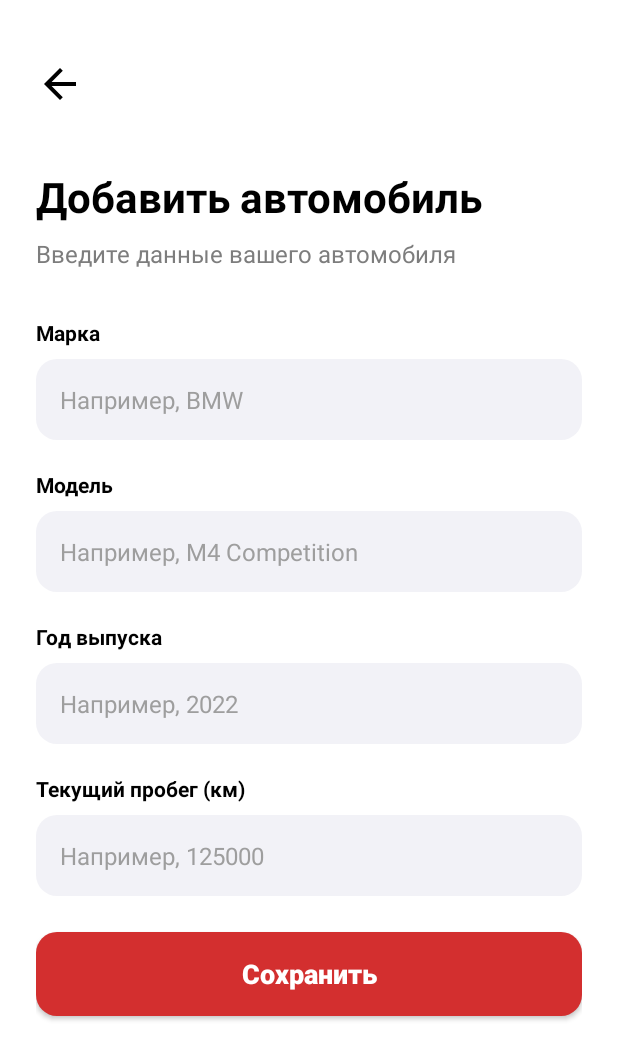
After one commit to LAMBA-23/LAMBA, an Android app: the AddVehicleActivity screen opened directly, with no data from a screen before it, on a phone screen of 412 x 824 dp. The commit adds this screen. Shown: the top 1060 px of the screen. Run offline under Robolectric (Android 15) with nearby library versions, the light colour scheme and no system bars; 1 statement that could not run was skipped.

Commit message:
feat(us-02): add vehicle profile creation
Backend:
- Add CarCreate schema with field validators (brand, model, year, mileage)
- Add POST /vehicle endpoint with one-vehicle-per-user validation
- Add GET /vehicle/{user_id} endpoint to fetch user's vehicle

Frontend:
- Create AddVehicleActivity with form for brand, model, year, mileage
- Add Vehicle and VehicleRequest models to API layer
- Update Retrofit service with vehicle endpoints
- After login, check for vehicle and redirect to AddVehicleActivity if missing
- Load and display vehicle data on MainActivity

Closes #45

```diff
--- a/app/src/main/AndroidManifest.xml
+++ b/app/src/main/AndroidManifest.xml
@@ -33,6 +33,11 @@
             android:exported="false"
             android:screenOrientation="portrait" />
 
+        <activity
+            android:name=".AddVehicleActivity"
+            android:exported="false"
+            android:screenOrientation="portrait" />
+
     </application>
 
 </manifest>
--- a/app/src/main/java/com/lamba/app/LoginActivity.kt
+++ b/app/src/main/java/com/lamba/app/LoginActivity.kt
@@ -53,6 +53,7 @@ class LoginActivity : AppCompatActivity() {
 
                             if (loginSuccessful) {
                                 val intent = Intent(this@LoginActivity, MainActivity::class.java)
+                                intent.putExtra("USER_ID", response.body()?.userId ?: -1)
                                 startActivity(intent)
                                 finish()
                             } else {
--- /dev/null
+++ b/app/src/main/res/layout/activity_add_vehicle.xml
@@ -0,0 +1,197 @@
+<?xml version="1.0" encoding="utf-8"?>
+<androidx.constraintlayout.widget.ConstraintLayout
+    xmlns:android="http://schemas.android.com/apk/res/android"
+    xmlns:app="http://schemas.android.com/apk/res-auto"
+    android:layout_width="match_parent"
+    android:layout_height="match_parent"
+    android:background="#FFFFFF"
+    android:padding="24dp">
+
+    <ImageView
+        android:id="@+id/btnBack"
+        android:layout_width="32dp"
+        android:layout_height="32dp"
+        android:layout_marginTop="16dp"
+        android:contentDescription="Назад"
+        android:src="@drawable/abc_ic_ab_back_material"
+        app:layout_constraintStart_toStartOf="parent"
+        app:layout_constraintTop_toTopOf="parent"
+        app:tint="#000000" />
+
+    <TextView
+        android:id="@+id/tvTitle"
+        android:layout_width="wrap_content"
+        android:layout_height="wrap_content"
+        android:layout_marginTop="40dp"
+        android:text="Добавить автомобиль"
+        android:textColor="#000000"
+        android:textSize="28sp"
+        android:textStyle="bold"
+        app:layout_constraintStart_toStartOf="parent"
+        app:layout_constraintTop_toBottomOf="@id/btnBack" />
+
+    <TextView
+        android:id="@+id/tvSubtitle"
+        android:layout_width="wrap_content"
+        android:layout_height="wrap_content"
+        android:layout_marginTop="8dp"
+        android:text="Введите данные вашего автомобиля"
+        android:textColor="#7D7D7D"
+        android:textSize="16sp"
+        app:layout_constraintStart_toStartOf="parent"
+        app:layout_constraintTop_toBottomOf="@id/tvTitle" />
+
+    <TextView
+        android:id="@+id/lblBrand"
+        android:layout_width="wrap_content"
+        android:layout_height="wrap_content"
+        android:layout_marginTop="32dp"
+        android:text="Марка"
+        android:textColor="#000000"
+        android:textSize="14sp"
+        android:textStyle="bold"
+        app:layout_constraintStart_toStartOf="parent"
+        app:layout_constraintTop_toBottomOf="@id/tvSubtitle" />
+
+    <EditText
+        android:id="@+id/etBrand"
+        android:layout_width="0dp"
+        android:layout_height="54dp"
+        android:layout_marginTop="8dp"
+        android:background="@drawable/bg_input_field"
+        android:hint="Например, BMW"
+        android:inputType="text"
+        android:maxLength="64"
+        android:paddingHorizontal="16dp"
+        android:textColor="#000000"
+        android:textColorHint="#9E9E9E"
+        android:textSize="16sp"
+        app:layout_constraintEnd_toEndOf="parent"
+        app:layout_constraintStart_toStartOf="parent"
+        app:layout_constraintTop_toBottomOf="@id/lblBrand" />
+
+    <TextView
+        android:id="@+id/lblModel"
+        android:layout_width="wrap_content"
+        android:layout_height="wrap_content"
+        android:layout_marginTop="20dp"
+        android:text="Модель"
+        android:textColor="#000000"
+        android:textSize="14sp"
+        android:textStyle="bold"
+        app:layout_constraintStart_toStartOf="parent"
+        app:layout_constraintTop_toBottomOf="@id/etBrand" />
+
+    <EditText
+        android:id="@+id/etModel"
+        android:layout_width="0dp"
+        android:layout_height="54dp"
+        android:layout_marginTop="8dp"
+        android:background="@drawable/bg_input_field"
+        android:hint="Например, M4 Competition"
+        android:inputType="text"
+        android:maxLength="64"
+        android:paddingHorizontal="16dp"
+        android:textColor="#000000"
+        android:textColorHint="#9E9E9E"
+        android:textSize="16sp"
+        app:layout_constraintEnd_toEndOf="parent"
+        app:layout_constraintStart_toStartOf="parent"
+        app:layout_constraintTop_toBottomOf="@id/lblModel" />
+
+    <TextView
+        android:id="@+id/lblYear"
+        android:layout_width="wrap_content"
+        android:layout_height="wrap_content"
+        android:layout_marginTop="20dp"
+        android:text="Год выпуска"
+        android:textColor="#000000"
+        android:textSize="14sp"
+        android:textStyle="bold"
+        app:layout_constraintStart_toStartOf="parent"
+        app:layout_constraintTop_toBottomOf="@id/etModel" />
+
+    <EditText
+        android:id="@+id/etYear"
+        android:layout_width="0dp"
+        android:layout_height="54dp"
+        android:layout_marginTop="8dp"
+        android:background="@drawable/bg_input_field"
+        android:hint="Например, 2022"
+        android:inputType="number"
+        android:maxLength="4"
+        android:paddingHorizontal="16dp"
+        android:textColor="#000000"
+        android:textColorHint="#9E9E9E"
+        android:textSize="16sp"
+        app:layout_constraintEnd_toEndOf="parent"
+        app:layout_constraintStart_toStartOf="parent"
+        app:layout_constraintTop_toBottomOf="@id/lblYear" />
+
+    <TextView
+        android:id="@+id/lblMileage"
+        android:layout_width="wrap_content"
+        android:layout_height="wrap_content"
+        android:layout_marginTop="20dp"
+        android:text="Текущий пробег (км)"
+        android:textColor="#000000"
+        android:textSize="14sp"
+        android:textStyle="bold"
+        app:layout_constraintStart_toStartOf="parent"
+        app:layout_constraintTop_toBottomOf="@id/etYear" />
+
+    <EditText
+        android:id="@+id/etMileage"
+        android:layout_width="0dp"
+        android:layout_height="54dp"
+        android:layout_marginTop="8dp"
+        android:background="@drawable/bg_input_field"
+        android:hint="Например, 125000"
+        android:inputType="number"
+        android:maxLength="10"
+        android:paddingHorizontal="16dp"
+        android:textColor="#000000"
+        android:textColorHint="#9E9E9E"
+        android:textSize="16sp"
+        app:layout_constraintEnd_toEndOf="parent"
+        app:layout_constraintStart_toStartOf="parent"
+        app:layout_constraintTop_toBottomOf="@id/lblMileage" />
+
+    <TextView
+        android:id="@+id/tvError"
+        android:layout_width="0dp"
+        android:layout_height="wrap_content"
+        android:layout_marginTop="16dp"
+        android:textColor="#D32F2F"
+        android:textSize="14sp"
+        android:visibility="gone"
+        app:layout_constraintEnd_toEndOf="parent"
+        app:layout_constraintStart_toStartOf="parent"
+        app:layout_constraintTop_toBottomOf="@id/etMileage" />
+
+    <androidx.appcompat.widget.AppCompatButton
+        android:id="@+id/btnSave"
+        android:layout_width="0dp"
+        android:layout_height="56dp"
+        android:layout_marginTop="24dp"
+        android:background="@drawable/bg_button_red"
+        android:text="Сохранить"
+        android:textAllCaps="false"
+        android:textColor="#FFFFFF"
+        android:textSize="18sp"
+        android:textStyle="bold"
+        app:layout_constraintEnd_toEndOf="parent"
+        app:layout_constraintStart_toStartOf="parent"
+        app:layout_constraintTop_toBottomOf="@id/tvError" />
+
+    <ProgressBar
+        android:id="@+id/progressBar"
+        android:layout_width="wrap_content"
+        android:layout_height="wrap_content"
+        android:visibility="gone"
+        app:layout_constraintBottom_toBottomOf="parent"
+        app:layout_constraintEnd_toEndOf="parent"
+        app:layout_constraintStart_toStartOf="parent"
+        app:layout_constraintTop_toBottomOf="@id/btnSave" />
+
+</androidx.constraintlayout.widget.ConstraintLayout>
```
Also changed, not shown: app/src/main/java/com/lamba/app/AddVehicleActivity.kt (added, +139 -0 lines), app/src/main/java/com/lamba/app/MainActivity.kt (+50 -0 lines), app/src/main/java/com/lamba/app/network/LambaApiService.kt (+7 -0 lines), app/src/main/java/com/lamba/app/network/Models.kt (+17 -0 lines), 2 other files.
